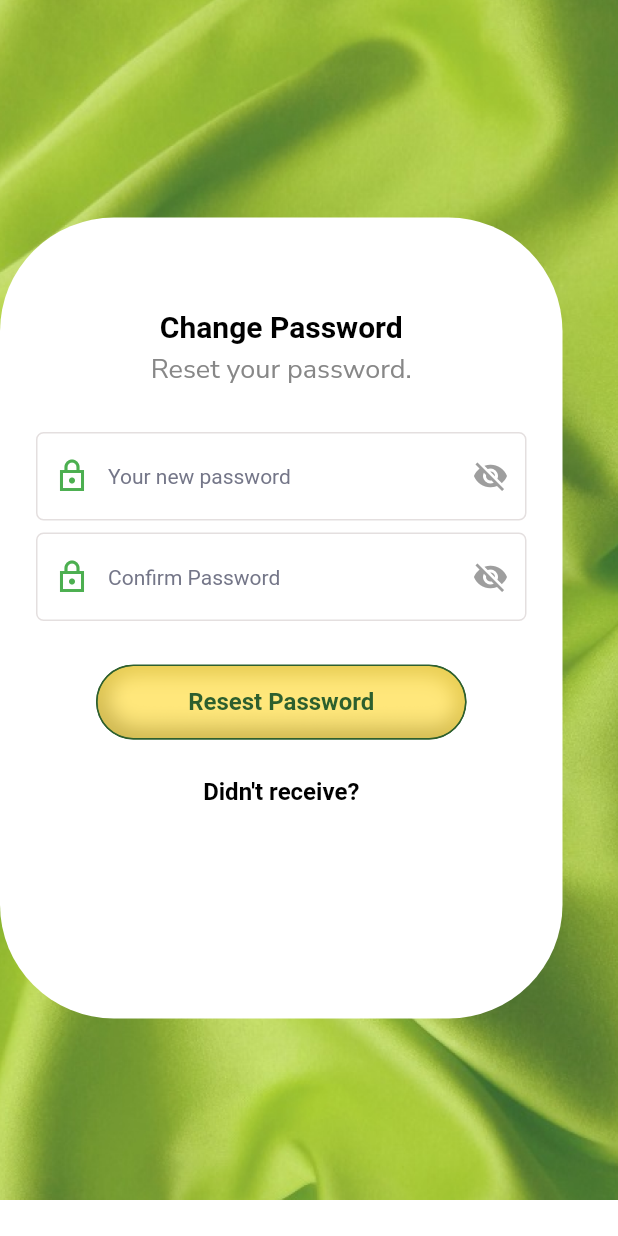
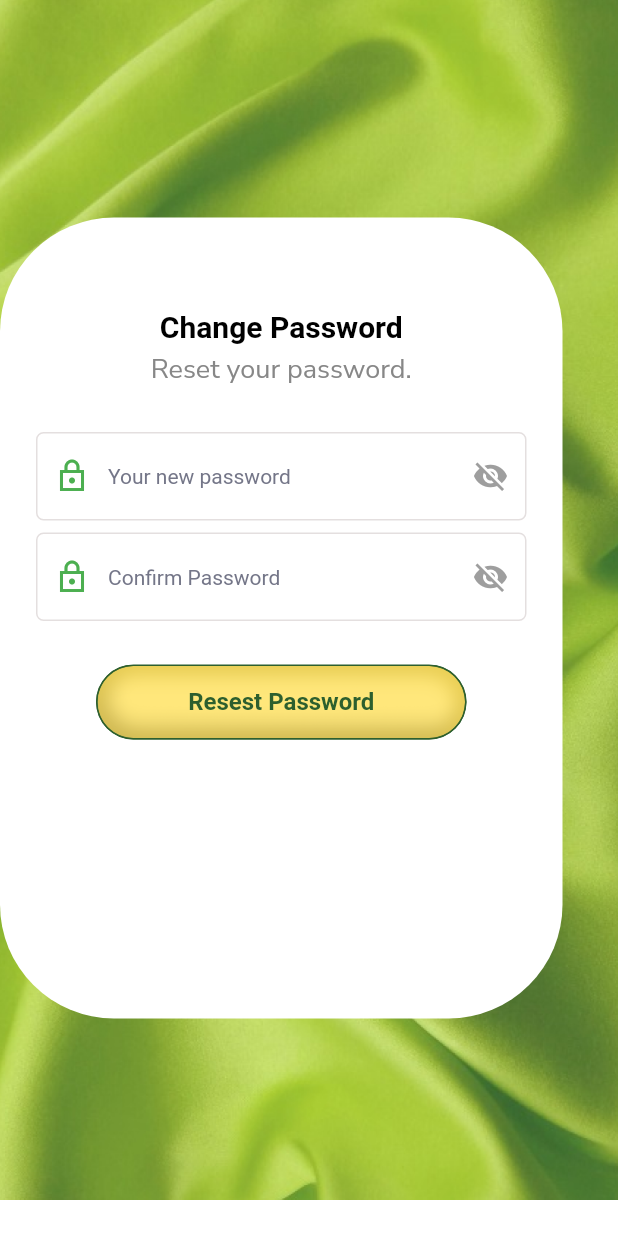
Before and after one commit to amanwebmobril/FindYourlove, a Flutter app: the resetPassword screen opened directly, on a phone screen of 412 x 824 dp. Run offline on Flutter 3.47's test engine with Material 2 defaults, Android fonts, the phone set to English and light mode, and no system bars; our stand-ins replace intl_phone_field, shared_preferences; accounts and stored records are empty; Roboto replaces fonts that are missing (Quicksand).

```diff
--- a/lib/features/auth/design/register.dart
+++ b/lib/features/auth/design/register.dart
@@ -193,7 +193,7 @@ class _RegisterPageState extends State<RegisterPage> {
                             focusNode: _emailNode,
                             decoration: const InputDecoration(
                               prefixIcon: Icon(
-                                MyFlutterApp.profile,
+                                Icons.email_outlined,
                                 size: 20,
                                 color: Colors.green,
                               ),
--- a/lib/features/auth/design/resetPassword.dart
+++ b/lib/features/auth/design/resetPassword.dart
@@ -194,10 +194,6 @@ class _resetPasswordState extends State<resetPassword> {
                                     builder: (context) => const LoginPage())),
                             width: 247),
                         const SizedBox(height: 25),
-                        GestureDetector(
-                            onTap: () {},
-                            child: AppTextSemiBold(
-                                size: 16, text: "Didn't receive?"))
                       ],
                     ),
                   ),
--- a/pubspec.yaml
+++ b/pubspec.yaml
@@ -31,6 +31,7 @@ dependencies:
     sdk: flutter
   shared_preferences: ^2.0.13
   intl_phone_field: ^3.0.1
+  location: ^4.3.0
 
 
 
```
Also changed, not shown: lib/features/profileSetup/design/personalInfo.dart (added, +15 -0 lines), lib/features/profileSetup/design/yourInterest.dart (added, +15 -0 lines), lib/features/profileSetup/design/uploadPhoto.dart (added), pubspec.lock, 6 other files.
